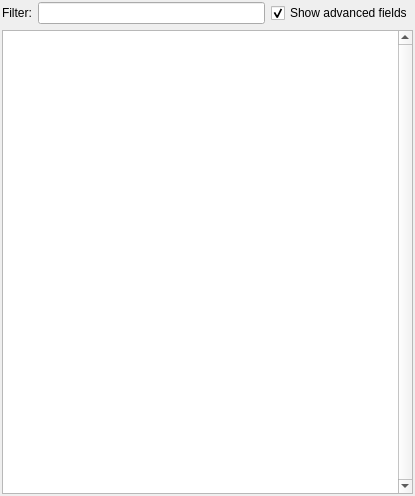
Old version of the form BlueBerry/Bundles/org.blueberry.ui.qt.log/src/internal/berryQtLogView.ui in the repository MITK/MITK.
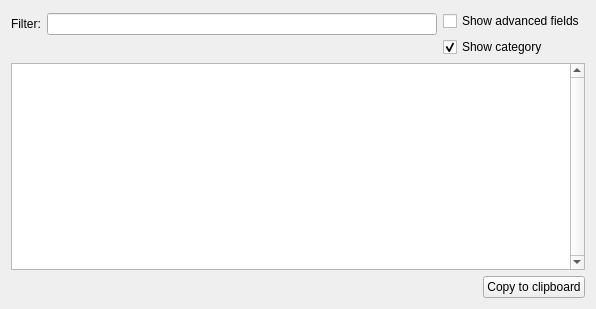
New version of the form.

Commit message: added new features to the QtLogView: Category can now be activated separately and output can be copied to the clipboard.

Patch:
```diff
--- a/BlueBerry/Bundles/org.blueberry.ui.qt.log/src/internal/berryQtLogView.ui
+++ b/BlueBerry/Bundles/org.blueberry.ui.qt.log/src/internal/berryQtLogView.ui
@@ -6,8 +6,8 @@
    <rect>
     <x>0</x>
     <y>0</y>
-    <width>415</width>
-    <height>496</height>
+    <width>596</width>
+    <height>309</height>
    </rect>
   </property>
   <property name="sizePolicy">
@@ -19,14 +19,13 @@
   <property name="windowTitle">
    <string>QtLogView</string>
   </property>
-  <layout class="QVBoxLayout">
-   <property name="margin">
-    <number>2</number>
-   </property>
+  <layout class="QVBoxLayout" name="verticalLayout_3">
    <item>
-    <layout class="QVBoxLayout" name="verticalLayout">
+    <layout class="QHBoxLayout" name="horizontalLayout_3">
      <item>
-      <layout class="QHBoxLayout" name="horizontalLayout">
+      <layout class="QVBoxLayout" name="verticalLayout_2">
+       <item>
+        <layout class="QHBoxLayout" name="horizontalLayout_2">
        <item>
         <widget class="QLabel" name="filterLabel">
          <property name="sizePolicy">
@@ -43,15 +42,49 @@
        <item>
         <widget class="QLineEdit" name="filterContent"/>
        </item>
+        </layout>
+       </item>
+       <item>
+        <spacer name="verticalSpacer">
+         <property name="orientation">
+          <enum>Qt::Vertical</enum>
+         </property>
+         <property name="sizeType">
+          <enum>QSizePolicy::Fixed</enum>
+         </property>
+         <property name="sizeHint" stdset="0">
+          <size>
+           <width>20</width>
+           <height>20</height>
+          </size>
+         </property>
+        </spacer>
+       </item>
+      </layout>
+     </item>
+     <item>
+      <layout class="QVBoxLayout" name="verticalLayout">
        <item>
         <widget class="QCheckBox" name="ShowAdvancedFields">
          <property name="text">
           <string>Show advanced fields</string>
          </property>
          <property name="checked">
+          <bool>false</bool>
+         </property>
+        </widget>
+       </item>
+       <item>
+        <widget class="QCheckBox" name="ShowCategory">
+         <property name="text">
+          <string>Show category</string>
+         </property>
+         <property name="checked">
           <bool>true</bool>
          </property>
         </widget>
+       </item>
+      </layout>
        </item>
       </layout>
      </item>
@@ -86,6 +119,9 @@
        <property name="selectionBehavior">
         <enum>QAbstractItemView::SelectRows</enum>
        </property>
+     <property name="textElideMode">
+      <enum>Qt::ElideLeft</enum>
+     </property>
        <property name="verticalScrollMode">
         <enum>QAbstractItemView::ScrollPerPixel</enum>
        </property>
@@ -122,6 +158,28 @@
        <attribute name="verticalHeaderMinimumSectionSize">
         <number>8</number>
        </attribute>
+    </widget>
+   </item>
+   <item>
+    <layout class="QHBoxLayout" name="horizontalLayout">
+     <item>
+      <spacer name="horizontalSpacer">
+       <property name="orientation">
+        <enum>Qt::Horizontal</enum>
+       </property>
+       <property name="sizeHint" stdset="0">
+        <size>
+         <width>40</width>
+         <height>20</height>
+        </size>
+       </property>
+      </spacer>
+     </item>
+     <item>
+      <widget class="QPushButton" name="SaveToClipboard">
+       <property name="text">
+        <string>Copy to clipboard</string>
+       </property>
       </widget>
      </item>
     </layout>
```
Left out of the diff: 8 changed lines with no effect on the pictures. Lines whose indentation alone changed are shown as unchanged. The commit also changes 4 other files.
